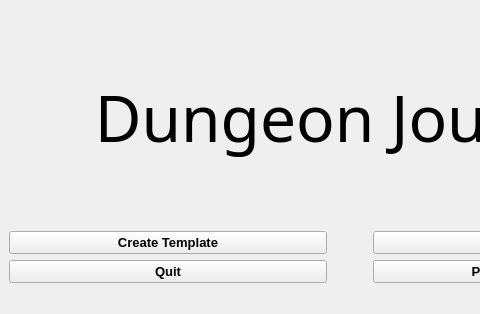
This is mainWindow.ui in PhilCuster/Dungeon_Journal as Qt 5 draws it before an edit; both pictures show x 0 to 480 and y 0 to 314 of the 700 by 314 pixel window. The edited form follows.
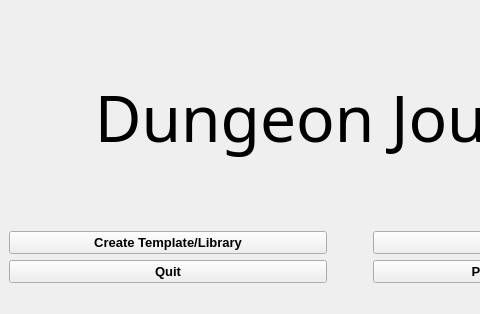
This is the edited form.

Patch:
```diff
--- a/mainWindow.ui
+++ b/mainWindow.ui
@@ -43,7 +43,7 @@
          </font>
         </property>
         <property name="text">
-         <string>Create Template</string>
+         <string>Create Template/Library</string>
         </property>
        </widget>
       </item>
```
Left out of the diff: 2 changed lines with no effect on the pictures.
